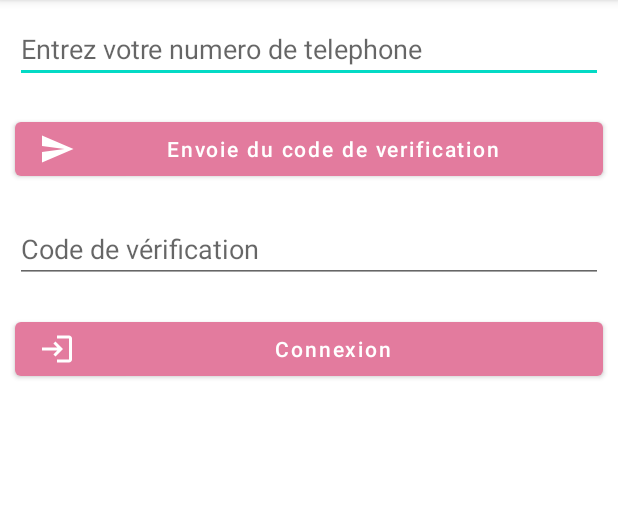
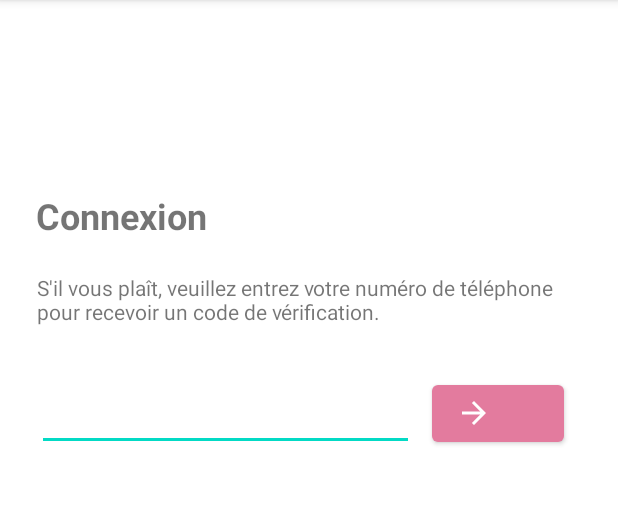
Before and after one commit to Application-mobile-Heroine-du-Faso-FB31/Application-Heroine-du-faso, an Android app: the screen it shows after launch (LoginPageUser), after a tap on an icon or button, on a phone screen of 412 x 824 dp, the part 84-589 px from its top. Run offline under Robolectric (Android 15) with nearby library versions, the phone set to English and light mode, and no system bars; our stand-ins replace Firebase (no records; nobody signed in at launch, a user with empty details on screens opened directly).

Commit message:
redesign user login page and add text speech

```diff
--- a/Heroinedufaso/app/src/main/java/com/example/heroinedufaso/LoginPageUser.java
+++ b/Heroinedufaso/app/src/main/java/com/example/heroinedufaso/LoginPageUser.java
@@ -14,13 +14,17 @@ import static android.content.ContentValues.TAG;
 import androidx.annotation.NonNull;
 import androidx.appcompat.app.AppCompatActivity;
 
+import android.annotation.SuppressLint;
 import android.content.Intent;
+import android.graphics.Paint;
 import android.os.Bundle;
+import android.speech.tts.TextToSpeech;
 import android.text.TextUtils;
 import android.util.Log;
 import android.view.View;
 import android.widget.Button;
 import android.widget.EditText;
+import android.widget.TextView;
 import android.widget.Toast;
 
 import com.google.android.gms.tasks.OnCompleteListener;
@@ -40,6 +44,7 @@ import com.google.firebase.database.ValueEventListener;
 
 import java.util.ArrayList;
 import java.util.List;
+import java.util.Locale;
 import java.util.concurrent.TimeUnit;
 
 public class LoginPageUser extends AppCompatActivity {
@@ -51,6 +56,7 @@ public class LoginPageUser extends AppCompatActivity {
     // field for phone and OTP.
 
     private EditText edtPhone, edtOTP;
+    private TextView  header, message;
 
     // buttons for generating OTP and verifying OTP
 
@@ -61,6 +67,14 @@ public class LoginPageUser extends AppCompatActivity {
     // string for storing our verification ID
 
     private String verificationId;
+
+    private final String COUNTRY_CODE = "+1";
+
+    private String headerVerification, headerLogin, messageVerification, messageLogin;
+
+    private TextView resendCode;
+
+    private TextToSpeech textToSpeech;
 
     @Override
     protected void onStart() {
@@ -84,6 +98,30 @@ public class LoginPageUser extends AppCompatActivity {
         verifyOTPBtn = findViewById(R.id.idBtnVerify);
 
         generateOTPBtn = findViewById(R.id.idBtnGetOtp);
+
+        header = findViewById(R.id.header_txt_view_login_user);
+
+        message = findViewById(R.id.message_txt_view_login_user);
+
+        resendCode = findViewById(R.id.rend_send_verification_code_txt_view);
+
+        headerLogin = "Connexion";
+        headerVerification = "Vérification";
+        messageLogin = "S'il vous plaît, veuillez entrez votre numéro de téléphone " +
+                "pour recevoir un code de vérification. ";
+
+        textToSpeech = new TextToSpeech(this, new TextToSpeech.OnInitListener() {
+            @Override
+            public void onInit(int i) {
+                if(i != TextToSpeech.ERROR) {
+                    textToSpeech.setLanguage(Locale.FRENCH);
+                }
+            }
+        });
+
+
+
+
 
 
         // setting onclick listener for generate OTP button.
@@ -111,9 +149,25 @@ public class LoginPageUser extends AppCompatActivity {
 
                     // send OTP method for getting OTP from Firebase.
 
-                    String phone = "+1" + edtPhone.getText().toString();
+                    String phone = COUNTRY_CODE + edtPhone.getText().toString();
 
                     sendVerificationCode(phone);
+
+                    messageVerification = "S'il vous plaît, veuillez entrer " +
+                            "le code de vérification envoyé au numéro " + phone;
+
+                    header.setText(headerVerification);
+                    message.setText(messageVerification);
+
+                    edtPhone.setVisibility(View.INVISIBLE);
+                    generateOTPBtn.setVisibility(View.INVISIBLE);
+
+                    edtOTP.setVisibility(View.VISIBLE);
+                    verifyOTPBtn.setVisibility(View.VISIBLE);
+                    resendCode.setPaintFlags(resendCode.getPaintFlags() | Paint.UNDERLINE_TEXT_FLAG);
+                    resendCode.setVisibility(View.VISIBLE);
+
+                    textToSpeech.speak(messageVerification, TextToSpeech.QUEUE_FLUSH, null);
 
                 }
 
@@ -153,6 +207,14 @@ public class LoginPageUser extends AppCompatActivity {
 
             }
 
+        });
+
+        resendCode.setOnClickListener(new View.OnClickListener() {
+            @Override
+            public void onClick(View view) {
+                String phone = COUNTRY_CODE + edtPhone.getText().toString();
+                sendVerificationCode(phone);
+            }
         });
 
 
--- a/Heroinedufaso/app/src/main/java/com/example/heroinedufaso/MainActivity.java
+++ b/Heroinedufaso/app/src/main/java/com/example/heroinedufaso/MainActivity.java
@@ -6,6 +6,7 @@ import androidx.appcompat.app.AppCompatActivity;
 import android.content.Intent;
 import android.os.Bundle;
 import android.os.Handler;
+import android.speech.tts.TextToSpeech;
 import android.view.View;
 import android.widget.Button;
 import android.widget.ProgressBar;
@@ -19,6 +20,7 @@ import com.google.firebase.database.FirebaseDatabase;
 import com.google.firebase.database.ValueEventListener;
 
 import java.util.ArrayList;
+import java.util.Locale;
 
 public class MainActivity extends AppCompatActivity {
 
@@ -28,6 +30,7 @@ public class MainActivity extends AppCompatActivity {
 
     private FirebaseAuth mAuth = FirebaseAuth.getInstance();
     private FirebaseUser firebaseCurrentUser = mAuth.getCurrentUser();
+    private TextToSpeech textToSpeech;
 
     @Override
     protected void onStart() {
@@ -45,6 +48,14 @@ public class MainActivity extends AppCompatActivity {
         adminBtn = (Button) findViewById(R.id.admin_btn_home_page);
         healthSpecialistBtn = (Button) findViewById(R.id.sp_health_btn_home_page);
         userBtn = (Button) findViewById(R.id.user_btn_home_page);
+        textToSpeech = new TextToSpeech(this, new TextToSpeech.OnInitListener() {
+            @Override
+            public void onInit(int i) {
+                if(i != TextToSpeech.ERROR) {
+                    textToSpeech.setLanguage(Locale.FRENCH);
+                }
+            }
+        });
 
 
         adminBtn.setOnClickListener(new View.OnClickListener() {
@@ -57,6 +68,10 @@ public class MainActivity extends AppCompatActivity {
         userBtn.setOnClickListener(new View.OnClickListener() {
             @Override
             public void onClick(View view) {
+                String messageLogin = "S'il vous plaît, veuillez entrez votre numéro de téléphone " +
+                        "pour recevoir un code de vérification. ";
+
+                textToSpeech.speak(messageLogin, TextToSpeech.QUEUE_FLUSH, null);
                 startActivity(new Intent(MainActivity.this, LoginPageUser.class));
             }
         });
--- /dev/null
+++ b/Heroinedufaso/app/src/main/res/drawable/baseline_arrow_forward_24.xml
@@ -0,0 +1,5 @@
+<vector android:autoMirrored="true" android:height="24dp"
+    android:tint="#FFFFFF" android:viewportHeight="24"
+    android:viewportWidth="24" android:width="24dp" xmlns:android="http://schemas.android.com/apk/res/android">
+    <path android:fillColor="@android:color/white" android:pathData="M12,4l-1.41,1.41L16.17,11H4v2h12.17l-5.58,5.59L12,20l8,-8z"/>
+</vector>
--- /dev/null
+++ b/Heroinedufaso/app/src/main/res/drawable/baseline_check_circle_outline_24.xml
@@ -0,0 +1,5 @@
+<vector android:height="24dp" android:tint="#FFFFFF"
+    android:viewportHeight="24" android:viewportWidth="24"
+    android:width="24dp" xmlns:android="http://schemas.android.com/apk/res/android">
+    <path android:fillColor="@android:color/white" android:pathData="M16.59,7.58L10,14.17l-3.59,-3.58L5,12l5,5 8,-8zM12,2C6.48,2 2,6.48 2,12s4.48,10 10,10 10,-4.48 10,-10S17.52,2 12,2zM12,20c-4.42,0 -8,-3.58 -8,-8s3.58,-8 8,-8 8,3.58 8,8 -3.58,8 -8,8z"/>
+</vector>
--- a/Heroinedufaso/app/src/main/res/layout/activity_login_page_user.xml
+++ b/Heroinedufaso/app/src/main/res/layout/activity_login_page_user.xml
@@ -1,5 +1,5 @@
 <?xml version="1.0" encoding="utf-8"?>
-<RelativeLayout
+<androidx.constraintlayout.widget.ConstraintLayout
 
     xmlns:android="http://schemas.android.com/apk/res/android"
 
@@ -15,98 +15,135 @@
 
     <!--Edittext for getting users phone number-->
 
+
+    <!--Button for getting OTP-->
+
+
+    <!--Edittext for getting otp from user-->
+
+
+    <!--button for verifying user OTP-->
+
     <EditText
 
         android:id="@+id/idEdtPhoneNumber"
 
-        android:layout_width="match_parent"
+        android:layout_width="251dp"
 
-        android:layout_height="wrap_content"
+        android:layout_height="50dp"
 
         android:layout_centerHorizontal="true"
 
-        android:layout_marginStart="10dp"
-
-        android:layout_marginTop="10dp"
-
-        android:layout_marginEnd="10dp"
-        android:layout_marginBottom="10dp"
-        android:hint="Entrez votre numero de telephone"
         android:importantForAutofill="no"
-        android:inputType="phone" />
-
-
-    <!--Button for getting OTP-->
+        android:inputType="phone"
+        app:layout_constraintBottom_toBottomOf="parent"
+        app:layout_constraintEnd_toStartOf="@+id/idBtnGetOtp"
+        app:layout_constraintHorizontal_bias="0.666"
+        app:layout_constraintStart_toStartOf="parent"
+        app:layout_constraintTop_toTopOf="parent"
+        app:layout_constraintVertical_bias="0.349" />
 
     <Button
 
         android:id="@+id/idBtnGetOtp"
 
-        android:layout_width="match_parent"
+        android:layout_width="wrap_content"
 
-        android:layout_height="wrap_content"
+        android:layout_height="50dp"
 
         android:layout_below="@id/idEdtPhoneNumber"
 
 
-        android:layout_marginStart="10dp"
+        android:layout_marginEnd="36dp"
 
-        android:layout_marginTop="10dp"
-        android:layout_marginEnd="10dp"
-        android:layout_marginBottom="10dp"
         android:drawableLeft="@drawable/baseline_send_24"
-        android:text="Envoie du code de verification"
-
         android:textAllCaps="false"
-        app:icon="@drawable/baseline_send_24"
-        app:iconGravity="start" />
-
-
-
-    <!--Edittext for getting otp from user-->
+        app:icon="@drawable/baseline_arrow_forward_24"
+        app:layout_constraintBottom_toBottomOf="parent"
+        app:layout_constraintEnd_toEndOf="parent"
+        app:layout_constraintTop_toTopOf="parent"
+        app:layout_constraintVertical_bias="0.349" />
 
     <EditText
 
         android:id="@+id/idEdtOtp"
 
-        android:layout_width="match_parent"
+        android:layout_width="251dp"
 
-        android:layout_height="wrap_content"
+        android:layout_height="50dp"
 
         android:layout_below="@id/idBtnGetOtp"
 
-        android:layout_marginStart="10dp"
-
-        android:layout_marginTop="10dp"
-
-        android:layout_marginEnd="10dp"
-        android:layout_marginBottom="10dp"
-        android:hint="Code de vérification"
+        android:layout_marginEnd="20dp"
+        android:hint="XXXXXX"
         android:importantForAutofill="no"
-        android:inputType="phone" />
-
-
-    <!--button for verifying user OTP-->
+        android:inputType="phone"
+        android:visibility="invisible"
+        app:layout_constraintBottom_toBottomOf="parent"
+        app:layout_constraintEnd_toStartOf="@+id/idBtnVerify"
+        app:layout_constraintHorizontal_bias="1.0"
+        app:layout_constraintStart_toStartOf="parent"
+        app:layout_constraintTop_toTopOf="parent"
+        app:layout_constraintVertical_bias="0.349" />
 
     <Button
 
         android:id="@+id/idBtnVerify"
 
-        android:layout_width="match_parent"
+        android:layout_width="wrap_content"
 
-        android:layout_height="wrap_content"
+        android:layout_height="50dp"
 
         android:layout_below="@id/idEdtOtp"
 
-        android:layout_marginStart="10dp"
+        android:layout_marginEnd="36dp"
+        android:textAllCaps="false"
+        android:visibility="invisible"
+        app:icon="@drawable/baseline_check_circle_outline_24"
+        app:layout_constraintBottom_toBottomOf="parent"
+        app:layout_constraintEnd_toEndOf="parent"
+        app:layout_constraintTop_toTopOf="parent"
+        app:layout_constraintVertical_bias="0.349" />
 
-        android:layout_marginTop="10dp"
-        android:layout_marginEnd="10dp"
-        android:layout_marginBottom="10dp"
+    <TextView
+        android:id="@+id/header_txt_view_login_user"
+        android:layout_width="wrap_content"
+        android:layout_height="wrap_content"
         android:text="Connexion"
-        android:textAllCaps="false"
-        app:icon="@drawable/baseline_login_24"
-        app:iconGravity="start" />
+        android:textSize="24sp"
+        android:textStyle="bold"
+        app:layout_constraintBottom_toBottomOf="parent"
+        app:layout_constraintEnd_toEndOf="parent"
+        app:layout_constraintHorizontal_bias="0.081"
+        app:layout_constraintStart_toStartOf="parent"
+        app:layout_constraintTop_toTopOf="parent"
+        app:layout_constraintVertical_bias="0.173" />
+
+    <TextView
+        android:id="@+id/message_txt_view_login_user"
+        android:layout_width="350dp"
+        android:layout_height="wrap_content"
+        android:text="S'il vous plaît, veuillez entrez votre numéro de téléphone pour recevoir un code de vérification. "
+        app:layout_constraintBottom_toBottomOf="parent"
+        app:layout_constraintEnd_toEndOf="parent"
+        app:layout_constraintHorizontal_bias="0.393"
+        app:layout_constraintStart_toStartOf="parent"
+        app:layout_constraintTop_toTopOf="parent"
+        app:layout_constraintVertical_bias="0.248" />
+
+    <TextView
+        android:id="@+id/rend_send_verification_code_txt_view"
+        android:layout_width="wrap_content"
+        android:layout_height="wrap_content"
+        android:text="Renvoyez le code de vérification"
+        android:textStyle="bold"
+        android:visibility="invisible"
+        app:layout_constraintBottom_toBottomOf="parent"
+        app:layout_constraintEnd_toEndOf="parent"
+        app:layout_constraintHorizontal_bias="0.113"
+        app:layout_constraintStart_toStartOf="parent"
+        app:layout_constraintTop_toTopOf="parent"
+        app:layout_constraintVertical_bias="0.443" />
 
 
-</RelativeLayout>
+</androidx.constraintlayout.widget.ConstraintLayout>
```
